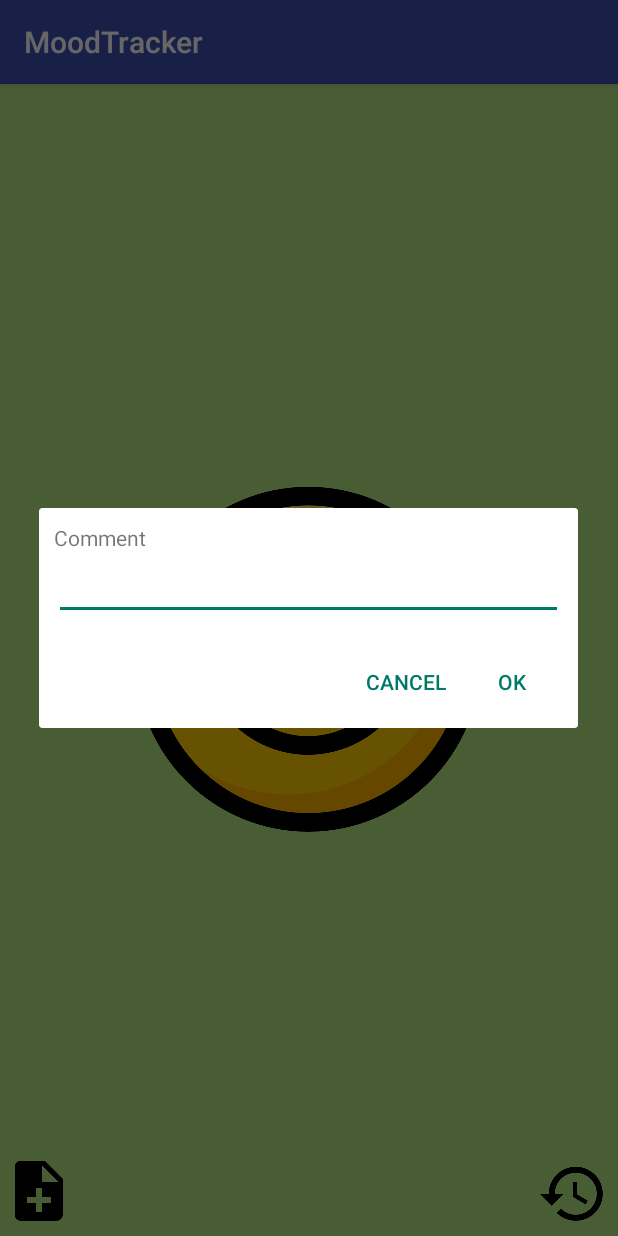
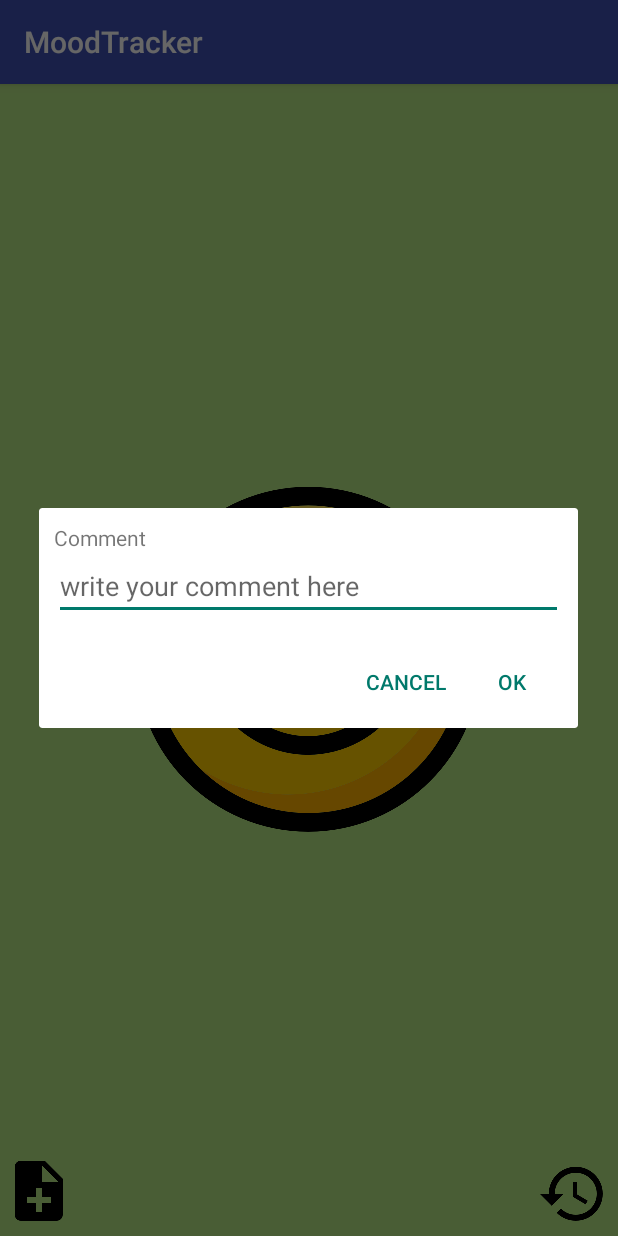
Before and after one commit to Kaak99/MoodTracker, an Android app: the screen it shows after launch (MainActivity), after a tap on an icon or button, on a phone screen of 412 x 824 dp. Run offline under Robolectric (Android 15) with nearby library versions, the phone set to English and light mode, and no system bars.

Commit message:
correct some alert in inspc code

```diff
--- a/app/src/main/res/layout/alertdiag_noteadd.xml
+++ b/app/src/main/res/layout/alertdiag_noteadd.xml
@@ -14,6 +14,8 @@
 
     <EditText
         android:id="@+id/etAlertdiagNoteadd"
+        android:inputType="text"
+        android:hint="@string/comment"
         android:layout_width="match_parent"
         android:layout_height="wrap_content">
         <requestFocus />
--- a/app/src/main/res/values/strings.xml
+++ b/app/src/main/res/values/strings.xml
@@ -5,14 +5,11 @@
     <string name="noteadd_neg_button">Cancel</string>
     <string name="noteadd_pos_button">OK</string>
     <string name="imageButton">quote</string>
+    <string name="comment">write your comment here</string>
     <string name="itwas">%1$d days ago</string> <!-- %1$d => décimal %1$s = > string-->
 
     <string name="yesterday">Yesterday</string>
     <string name="daybefore">Before yesterday</string>
-    <string name="three_days_ago">Three days ago</string>
-    <string name="four_days_ago">Four days ago</string>
-    <string name="five_days_ago">Five days ago</string>
-    <string name="six_days_ago">Six days ago.</string>
     <string name="oneweek">One week ago</string>
 
     <string-array name="numbers">
```
Also changed, not shown: 1 other file.
